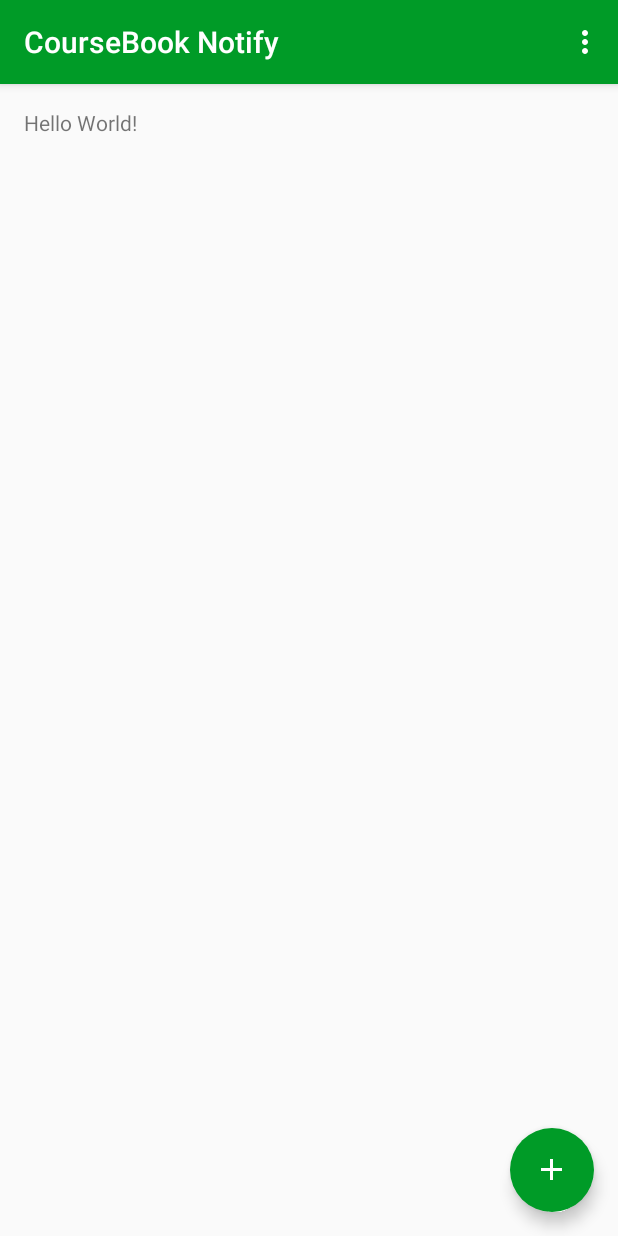
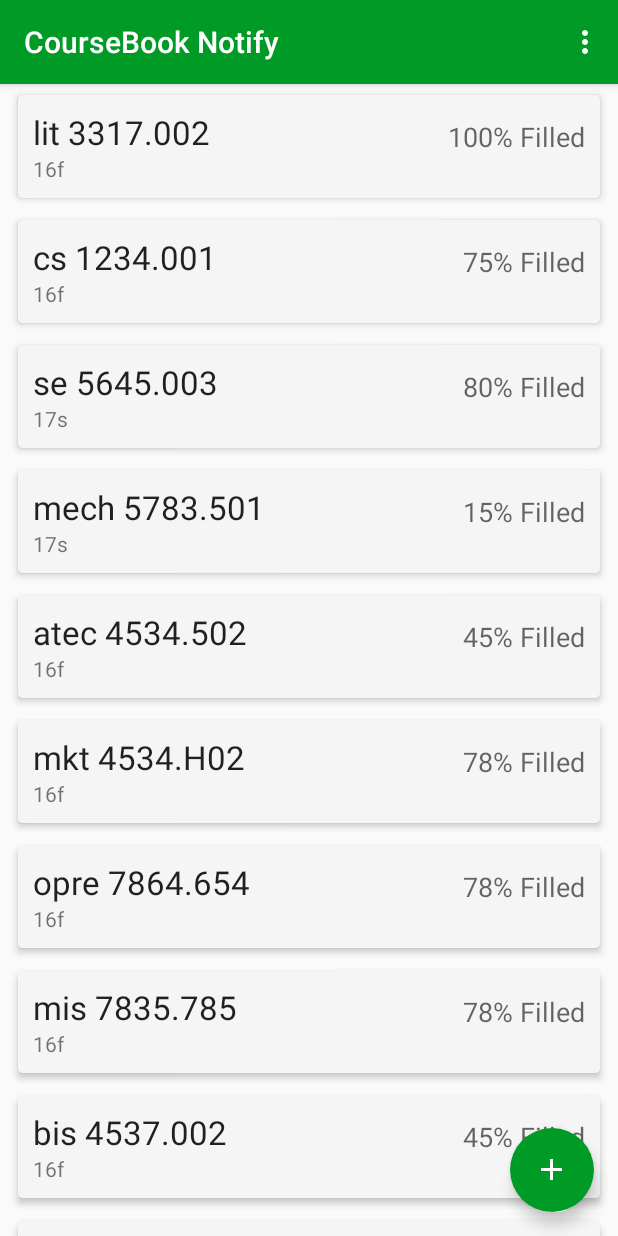
Before and after one commit to ffejhog/CourseBookNotify, an Android app: the screen it shows after launch (MainActivity), on a phone screen of 412 x 824 dp. Run offline under Robolectric (Android 15) with nearby library versions, the phone set to English and light mode, and no system bars.

Commit message:
Lots of work done on the main view. Implemented adapter and card systems. Refresh is awaitng implementation. Need to not cross adding stuff using system prefrences

```diff
--- a/app/build.gradle
+++ b/app/build.gradle
@@ -24,4 +24,6 @@
     testCompile 'junit:junit:4.12'
     compile 'com.android.support:appcompat-v7:23.3.0'
     compile 'com.android.support:design:23.3.0'
+	compile 'com.android.support:recyclerview-v7:21.0.+'
+    compile 'com.android.support:cardview-v7:21.0.+'
 }
--- a/app/src/main/java/com/jeffreyneer/coursebooknotify/MainActivity.java
+++ b/app/src/main/java/com/jeffreyneer/coursebooknotify/MainActivity.java
@@ -2,16 +2,26 @@
 
 import android.content.Intent;
 import android.os.Bundle;
+import android.os.Handler;
 import android.support.design.widget.FloatingActionButton;
 import android.support.design.widget.Snackbar;
+import android.support.v4.widget.SwipeRefreshLayout;
 import android.support.v7.app.AppCompatActivity;
+import android.support.v7.widget.LinearLayoutManager;
+import android.support.v7.widget.RecyclerView;
 import android.support.v7.widget.Toolbar;
 import android.view.View;
 import android.view.Menu;
 import android.view.MenuItem;
 import android.widget.RelativeLayout;
 
+import java.util.ArrayList;
+
 public class MainActivity extends AppCompatActivity {
+
+    ArrayList<SchoolClass> schoolClasses = new ArrayList<>();
+    private SwipeRefreshLayout mSwipeRefreshLayout;
+
 
     @Override
     protected void onCreate(Bundle savedInstanceState) {
@@ -20,8 +30,40 @@
         Toolbar toolbar = (Toolbar) findViewById(R.id.toolbar);
         setSupportActionBar(toolbar);
 
+        RecyclerView rvSchoolClass = (RecyclerView) findViewById(R.id.mainList);
 
+        //Init School items
+        schoolClasses.add(new SchoolClass("lit", "3317", "002", "16f", "100% Filled"));
+        schoolClasses.add(new SchoolClass("cs", "1234", "001", "16f", "75% Filled"));
+        schoolClasses.add(new SchoolClass("se", "5645", "003", "17s", "80% Filled"));
+        schoolClasses.add(new SchoolClass("mech", "5783", "501", "17s", "15% Filled"));
+        schoolClasses.add(new SchoolClass("atec", "4534", "502", "16f", "45% Filled"));
+        schoolClasses.add(new SchoolClass("mkt", "4534", "H02", "16f", "78% Filled"));
+        schoolClasses.add(new SchoolClass("opre", "7864", "654", "16f", "78% Filled"));
+        schoolClasses.add(new SchoolClass("mis", "7835", "785", "16f", "78% Filled"));
+        schoolClasses.add(new SchoolClass("bis", "4537", "002", "16f", "45% Filled"));
+        schoolClasses.add(new SchoolClass("ecs", "7853", "001", "16f", "53% Filled"));
+
+
+
+        SchoolClass_Adapter adapter = new SchoolClass_Adapter(schoolClasses);
+
+        rvSchoolClass.setAdapter(adapter);
+
+        rvSchoolClass.setLayoutManager(new LinearLayoutManager(this));
+
+        mSwipeRefreshLayout = (SwipeRefreshLayout) findViewById(R.id.swipeContainer);
+        mSwipeRefreshLayout.setOnRefreshListener(new SwipeRefreshLayout.OnRefreshListener() {
+
+            @Override
+            public void onRefresh() {
+
+                mSwipeRefreshLayout.setRefreshing(false);
+                //Call async method for refresh
+            }
+        });
     }
+
 
     public void openAddClass_Activity(View view){
         Intent intent = new Intent(this, AddClass_Activity.class);
@@ -49,4 +91,7 @@
 
         return super.onOptionsItemSelected(item);
     }
+
+
+
 }
--- /dev/null
+++ b/app/src/main/java/com/jeffreyneer/coursebooknotify/SchoolClass.java
@@ -0,0 +1,40 @@
+package com.jeffreyneer.coursebooknotify;
+
+/**
+ * Created by Jeffrey Neer on 4/13/2016.
+ */
+public class SchoolClass {
+    private String mSchool, mcNumber, msNumber, mSemeseter, mFilled;
+
+    public String getmSchool() {
+        return mSchool;
+    }
+
+    public String getMcNumber() {
+        return mcNumber;
+    }
+
+    public String getMsNumber() {
+        return msNumber;
+    }
+
+    public String getmSemeseter() {
+        return mSemeseter;
+    }
+
+    public String getmFilled() {
+        return mFilled;
+    }
+
+    public SchoolClass(String school, String cNumber, String sNumber, String semester, String filled){
+        mSchool = school;
+        mcNumber = cNumber;
+        msNumber = sNumber;
+        mSemeseter = semester;
+        mFilled = filled;
+    }
+
+
+
+
+}
--- /dev/null
+++ b/app/src/main/java/com/jeffreyneer/coursebooknotify/SchoolClass_Adapter.java
@@ -0,0 +1,77 @@
+package com.jeffreyneer.coursebooknotify;
+
+import android.content.Context;
+import android.support.v7.widget.ContentFrameLayout;
+import android.support.v7.widget.RecyclerView;
+import android.view.LayoutInflater;
+import android.view.View;
+import android.view.ViewGroup;
+import android.widget.TextView;
+
+import org.w3c.dom.Text;
+
+import java.util.List;
+
+/**
+ * Created by Jeffrey Neer on 4/13/2016.
+ */
+public class SchoolClass_Adapter extends RecyclerView.Adapter<SchoolClass_Adapter.ViewHolder> {
+    // Provide a direct reference to each of the views within a data item
+    // Used to cache the views within the item layout for fast access
+    public static class ViewHolder extends RecyclerView.ViewHolder {
+
+        public TextView schoolClassSection;
+        public TextView semesterHolder;
+        public TextView filledHolder;
+
+        public ViewHolder(View itemView) {
+        super(itemView);
+            schoolClassSection = (TextView) itemView.findViewById(R.id.school_number_section);
+            semesterHolder = (TextView) itemView.findViewById(R.id.semester);
+            filledHolder = (TextView) itemView.findViewById(R.id.Fill_amount);
+        }
+
+
+    }
+    //Store List of objects
+    private List<SchoolClass> mSchoolClass;
+
+    public SchoolClass_Adapter(List<SchoolClass> SchoolClass){
+        mSchoolClass = SchoolClass;
+    }
+
+    @Override
+    public SchoolClass_Adapter.ViewHolder onCreateViewHolder(ViewGroup parent, int viewType){
+        Context context = parent.getContext();
+        LayoutInflater inflater = LayoutInflater.from(context);
+
+        //Inflate layout
+        View schoolClassView = inflater.inflate(R.layout.item_class, parent, false);
+
+        //Return a holder instance
+        ViewHolder viewHolder = new ViewHolder(schoolClassView);
+        return viewHolder;
+
+        }
+    public void onBindViewHolder(SchoolClass_Adapter.ViewHolder viewHolder, int position){
+        //Get object based on position
+        SchoolClass schoolClass = mSchoolClass.get(position);
+
+        //Set items based on object
+        TextView textView = viewHolder.schoolClassSection;
+        String setText = schoolClass.getmSchool() + " " + schoolClass.getMcNumber() + "." + schoolClass.getMsNumber();
+        textView.setText(setText);
+
+        TextView semesterText = viewHolder.semesterHolder;
+        semesterText.setText(schoolClass.getmSemeseter());
+
+        TextView filledText = viewHolder.filledHolder;
+        filledText.setText(schoolClass.getmFilled());
+
+    }
+    //Return total number of items
+    @Override
+    public int getItemCount(){
+        return mSchoolClass.size();
+    }
+}
--- a/app/src/main/res/layout/activity_main.xml
+++ b/app/src/main/res/layout/activity_main.xml
@@ -6,7 +6,8 @@
     android:layout_width="match_parent"
     android:layout_height="match_parent"
     android:fitsSystemWindows="true"
-    tools:context="com.jeffreyneer.coursebooknotify.MainActivity">
+    tools:context="com.jeffreyneer.coursebooknotify.MainActivity"
+    >
 
     <android.support.design.widget.AppBarLayout
         android:layout_height="wrap_content"
--- a/app/src/main/res/layout/content_main.xml
+++ b/app/src/main/res/layout/content_main.xml
@@ -5,16 +5,25 @@
     xmlns:app="http://schemas.android.com/apk/res-auto"
     android:layout_width="match_parent"
     android:layout_height="match_parent"
-    android:paddingLeft="@dimen/activity_horizontal_margin"
-    android:paddingRight="@dimen/activity_horizontal_margin"
-    android:paddingTop="@dimen/activity_vertical_margin"
-    android:paddingBottom="@dimen/activity_vertical_margin"
+
     app:layout_behavior="@string/appbar_scrolling_view_behavior"
     tools:showIn="@layout/activity_main"
-    tools:context="com.jeffreyneer.coursebooknotify.MainActivity">
+    tools:context="com.jeffreyneer.coursebooknotify.MainActivity"
+    android:clipToPadding="false">
 
-    <TextView
-        android:text="Hello World!"
-        android:layout_width="wrap_content"
-        android:layout_height="wrap_content" />
+    <android.support.v4.widget.SwipeRefreshLayout
+        xmlns:android="http://schemas.android.com/apk/res/android"
+        android:id="@+id/swipeContainer"
+        android:layout_width="match_parent"
+        android:layout_height="match_parent">
+
+        <android.support.v7.widget.RecyclerView
+            android:id="@+id/mainList"
+            android:layout_width="match_parent"
+            android:layout_height="wrap_content"
+            android:layout_alignParentLeft="true"
+            android:layout_alignParentTop="true" />
+
+    </android.support.v4.widget.SwipeRefreshLayout>
+
 </RelativeLayout>
--- /dev/null
+++ b/app/src/main/res/layout/item_class.xml
@@ -0,0 +1,79 @@
+<?xml version="1.0" encoding="utf-8"?>
+<LinearLayout
+    xmlns:android="http://schemas.android.com/apk/res/android"
+    android:orientation="vertical"
+    android:layout_width="match_parent"
+    android:layout_height="wrap_content"
+    android:paddingLeft="12dp"
+    android:paddingRight="12dp"
+    android:paddingTop="7dp"
+    android:paddingBottom="7dp"
+    android:clipToPadding="false"
+    >
+
+    <android.support.v7.widget.CardView
+    xmlns:card_view="http://schemas.android.com/apk/res-auto"
+    android:id="@+id/card_view"
+    android:layout_gravity="center"
+    android:layout_width="match_parent"
+    android:layout_height="match_parent"
+    card_view:cardCornerRadius="3dp"
+    card_view:cardElevation="3dp"
+    card_view:contentPadding="10dp"
+    card_view:cardPreventCornerOverlap="false"
+    card_view:cardBackgroundColor="#F5F5F5"
+        >
+
+<LinearLayout
+    xmlns:android="http://schemas.android.com/apk/res/android"
+    android:orientation="horizontal"
+    android:layout_width="match_parent"
+    android:layout_height="wrap_content"
+    >
+
+
+
+    <LinearLayout
+        xmlns:android="http://schemas.android.com/apk/res/android"
+        android:orientation="vertical"
+        android:layout_width="wrap_content"
+        android:layout_height="wrap_content"
+        android:layout_weight="1"
+        >
+        <TextView
+            android:layout_width="wrap_content"
+            android:layout_height="wrap_content"
+            android:textAppearance="?android:attr/textAppearanceLarge"
+
+            android:id="@+id/school_number_section" />
+        <TextView
+            android:layout_width="wrap_content"
+            android:layout_height="wrap_content"
+            android:textAppearance="?android:attr/textAppearanceSmall"
+
+            android:id="@+id/semester" />
+    </LinearLayout>
+    <LinearLayout
+        xmlns:android="http://schemas.android.com/apk/res/android"
+        android:orientation="vertical"
+        android:layout_width="wrap_content"
+        android:layout_height="wrap_content"
+        android:layout_weight="1"
+        android:paddingTop="5dp"
+        android:paddingBottom="0dp"
+
+        >
+        <TextView
+            android:layout_width="wrap_content"
+            android:layout_height="wrap_content"
+            android:textAppearance="?android:attr/textAppearanceMedium"
+
+            android:id="@+id/Fill_amount"
+            android:layout_gravity="right" />
+    </LinearLayout>
+
+
+
+    </LinearLayout>
+    </android.support.v7.widget.CardView>
+</LinearLayout>
--- a/app/src/main/res/values-v21/styles.xml
+++ b/app/src/main/res/values-v21/styles.xml
@@ -11,5 +11,6 @@
         <item name="colorPrimaryDark">@color/button_material_light</item>
         <item name="android:statusBarColor">@color/black</item>
         <item name="colorPrimary">@color/accent_material_light</item>
+        <item name="android:colorBackground">@color/background_material_light</item>
     </style>
 </resources>
--- a/app/src/main/res/values/styles.xml
+++ b/app/src/main/res/values/styles.xml
@@ -17,6 +17,7 @@
     <style name="Theme.AppTheme.Light.Green" parent="Theme.AppCompat.Light.NoActionBar" >
         <item name="colorPrimaryDark">@color/button_material_light</item>
         <item name="colorPrimary">@color/accent_material_light</item>
+        <item name="android:colorBackground">@color/background_material_light</item>
     </style>
 
 </resources>
```
